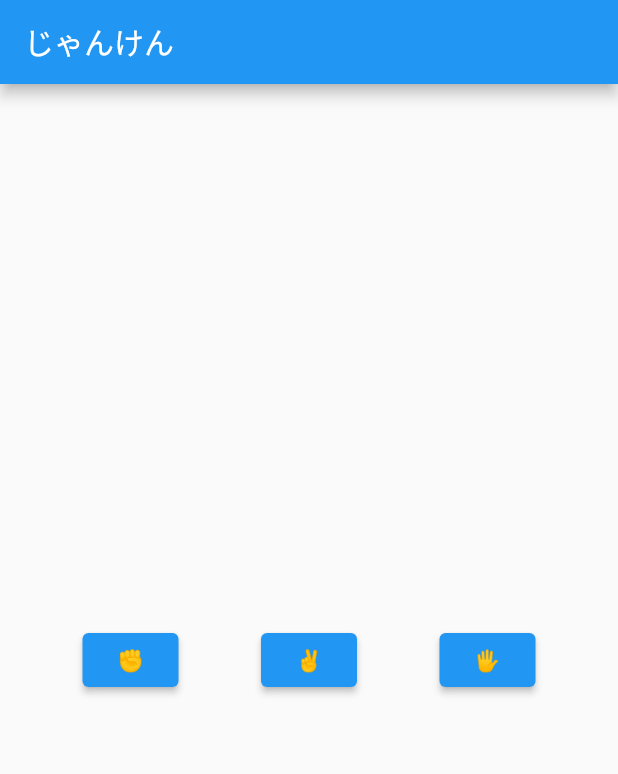
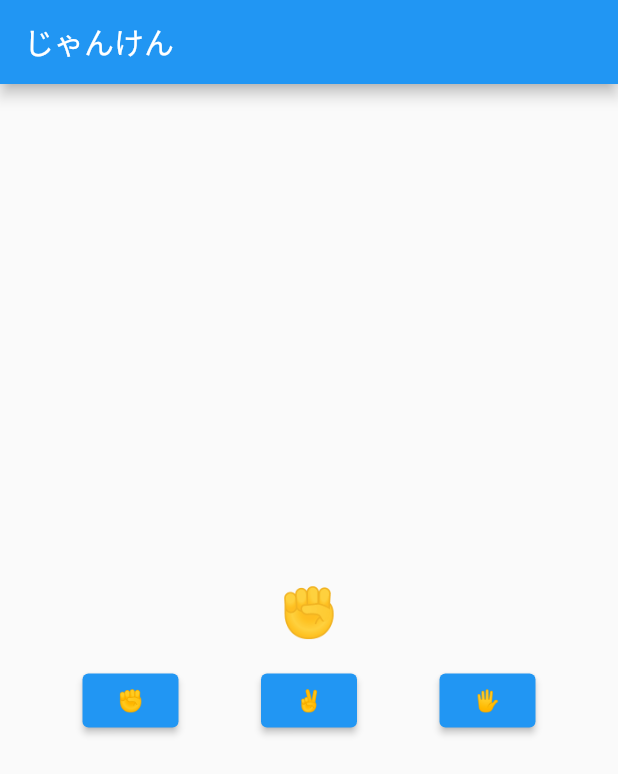
Before and after one commit to foo7print/sandbox-flutter-janken, a Flutter app: the screen it shows after launch, on a phone screen of 412 x 824 dp. Shown: the top 774 px of the screen. Run offline on Flutter 3.47's test engine with Material 2 defaults, Android fonts, the phone set to English and light mode, and no system bars.

Commit message:
ユーザーが選んだ手を画面上に表示させるレイアウトを作成

```diff
--- a/lib/main.dart
+++ b/lib/main.dart
@@ -34,7 +34,17 @@ class _JankenPageState extends State<JankenPage> {
         title: const Text('じゃんけん'),
       ),
       body: Center(
-        child: Row(
+        child: Column(
+          mainAxisAlignment: MainAxisAlignment.center,
+          children: [
+            const Text(
+              '✊',
+              style: TextStyle(
+                fontSize: 32,
+              ),
+            ),
+            const SizedBox(height: 16),
+            Row(
               mainAxisAlignment: MainAxisAlignment.spaceEvenly,
               children: [
                 ElevatedButton(
@@ -56,6 +66,8 @@ class _JankenPageState extends State<JankenPage> {
                   child: const Text('🖐')
                 ),
               ],
+            ),
+          ],
         )
       ),
     );
```
Lines whose indentation alone changed are shown as unchanged.
